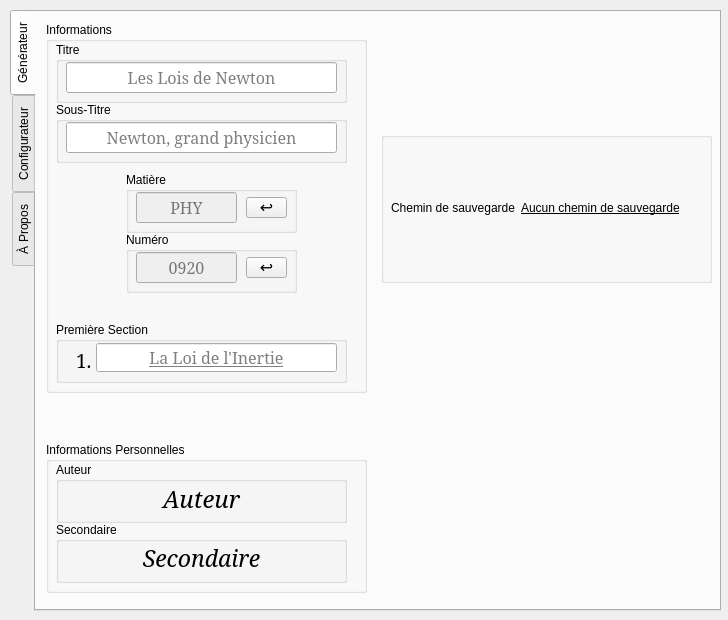
Before: the Qt Designer form pyEtude.ui in BourgonLaurent/pyEtude, drawn with Qt 5.
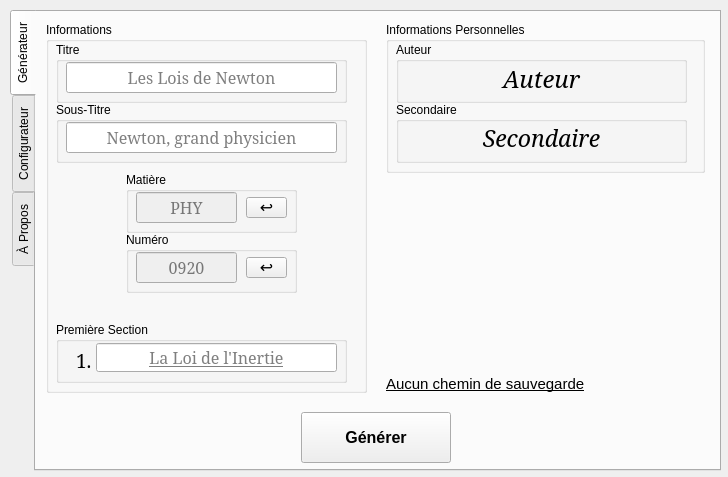
After: the same form once the commit is applied.

```diff
--- a/pyEtude.ui
+++ b/pyEtude.ui
@@ -10,11 +10,11 @@
     <x>0</x>
     <y>0</y>
     <width>728</width>
-    <height>620</height>
+    <height>477</height>
    </rect>
   </property>
   <property name="sizePolicy">
-   <sizepolicy hsizetype="Fixed" vsizetype="Fixed">
+   <sizepolicy hsizetype="Fixed" vsizetype="Maximum">
     <horstretch>0</horstretch>
     <verstretch>0</verstretch>
    </sizepolicy>
@@ -22,7 +22,7 @@
   <property name="minimumSize">
    <size>
     <width>728</width>
-    <height>620</height>
+    <height>0</height>
    </size>
   </property>
   <property name="maximumSize">
@@ -47,7 +47,7 @@
       <x>10</x>
       <y>10</y>
       <width>711</width>
-      <height>601</height>
+      <height>461</height>
      </rect>
     </property>
     <property name="cursor">
@@ -452,15 +452,69 @@
        <zorder>sectionNumLabel</zorder>
       </widget>
      </widget>
+     <widget class="QLabel" name="pathPathLabel">
+      <property name="geometry">
+       <rect>
+        <x>350</x>
+        <y>170</y>
+        <width>321</width>
+        <height>211</height>
+       </rect>
+      </property>
+      <property name="sizePolicy">
+       <sizepolicy hsizetype="Fixed" vsizetype="Expanding">
+        <horstretch>0</horstretch>
+        <verstretch>0</verstretch>
+       </sizepolicy>
+      </property>
+      <property name="maximumSize">
+       <size>
+        <width>321</width>
+        <height>16777215</height>
+       </size>
+      </property>
+      <property name="font">
+       <font>
+        <underline>true</underline>
+       </font>
+      </property>
+      <property name="cursor">
+       <cursorShape>ArrowCursor</cursorShape>
+      </property>
+      <property name="text">
+       <string>&lt;html&gt;&lt;head/&gt;&lt;body&gt;&lt;p&gt;&lt;a href=&quot;https://google.com&quot;&gt;&lt;span style=&quot; font-size:11pt; text-decoration: underline; color:#000000;&quot;&gt;Aucun chemin de sauvegarde&lt;/span&gt;&lt;/a&gt;&lt;/p&gt;&lt;/body&gt;&lt;/html&gt;</string>
+      </property>
+      <property name="alignment">
+       <set>Qt::AlignBottom|Qt::AlignJustify</set>
+      </property>
+      <property name="wordWrap">
+       <bool>true</bool>
+      </property>
+      <property name="textInteractionFlags">
+       <set>Qt::LinksAccessibleByMouse|Qt::TextSelectableByMouse</set>
+      </property>
+     </widget>
      <widget class="QGroupBox" name="infoPersoGroupBox">
       <property name="geometry">
        <rect>
-        <x>10</x>
-        <y>430</y>
-        <width>321</width>
+        <x>350</x>
+        <y>10</y>
+        <width>319</width>
         <height>151</height>
        </rect>
       </property>
+      <property name="sizePolicy">
+       <sizepolicy hsizetype="Preferred" vsizetype="Minimum">
+        <horstretch>0</horstretch>
+        <verstretch>0</verstretch>
+       </sizepolicy>
+      </property>
+      <property name="minimumSize">
+       <size>
+        <width>0</width>
+        <height>0</height>
+       </size>
+      </property>
       <property name="toolTip">
        <string>Pour modifier les informations, veuillez aller dans le Configurateur</string>
       </property>
@@ -555,65 +609,46 @@
        </widget>
       </widget>
      </widget>
-     <widget class="QGroupBox" name="pathGroupBox">
+     <widget class="QWidget" name="horizontalLayoutWidget">
       <property name="geometry">
        <rect>
-        <x>345</x>
-        <y>120</y>
-        <width>331</width>
-        <height>151</height>
+        <x>10</x>
+        <y>400</y>
+        <width>661</width>
+        <height>51</height>
        </rect>
       </property>
-      <property name="title">
-       <string/>
-      </property>
-      <widget class="QWidget" name="formLayoutWidget">
-       <property name="geometry">
-        <rect>
-         <x>10</x>
-         <y>10</y>
-         <width>311</width>
-         <height>131</height>
-        </rect>
-       </property>
-       <layout class="QFormLayout" name="pathLayout">
-        <property name="formAlignment">
-         <set>Qt::AlignLeading|Qt::AlignLeft|Qt::AlignVCenter</set>
-        </property>
-        <item row="0" column="0">
-         <widget class="QLabel" name="pathPathFormLabel">
-          <property name="text">
-           <string>Chemin de sauvegarde</string>
-          </property>
-          <property name="wordWrap">
-           <bool>true</bool>
-          </property>
-         </widget>
-        </item>
-        <item row="0" column="1">
-         <widget class="QLabel" name="pathPathLabel">
-          <property name="font">
-           <font>
-            <underline>true</underline>
-            <kerning>true</kerning>
-           </font>
-          </property>
-          <property name="cursor">
-           <cursorShape>PointingHandCursor</cursorShape>
-          </property>
-          <property name="text">
-           <string>Aucun chemin de sauvegarde</string>
-          </property>
-          <property name="wordWrap">
-           <bool>true</bool>
-          </property>
-          <property name="textInteractionFlags">
-           <set>Qt::TextBrowserInteraction</set>
-          </property>
-         </widget>
-        </item>
-       </layout>
-      </widget>
+      <layout class="QHBoxLayout" name="genButtonLayout">
+       <item>
+        <widget class="QPushButton" name="genPushButton">
+         <property name="sizePolicy">
+          <sizepolicy hsizetype="Fixed" vsizetype="Minimum">
+           <horstretch>0</horstretch>
+           <verstretch>0</verstretch>
+          </sizepolicy>
+         </property>
+         <property name="minimumSize">
+          <size>
+           <width>150</width>
+           <height>0</height>
+          </size>
+         </property>
+         <property name="font">
+          <font>
+           <pointsize>12</pointsize>
+           <weight>75</weight>
+           <bold>true</bold>
+          </font>
+         </property>
+         <property name="cursor">
+          <cursorShape>PointingHandCursor</cursorShape>
+         </property>
+         <property name="text">
+          <string>Générer</string>
+         </property>
+        </widget>
+       </item>
+      </layout>
      </widget>
     </widget>
     <widget class="QWidget" name="tab_config">
```
Left out of the diff: 163 changed lines with no effect on the pictures.
